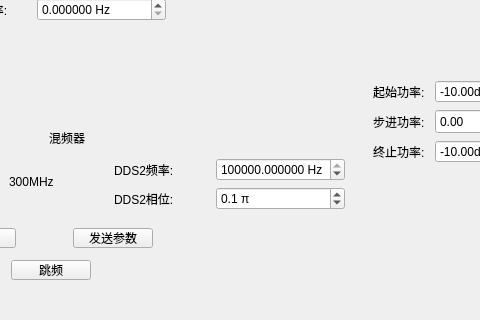
Old version of the form newwidget.ui in the repository GrammerT/radio_ctrl; both pictures show x 439 to 919 and y 280 to 600 of the 1000 by 600 pixel window.
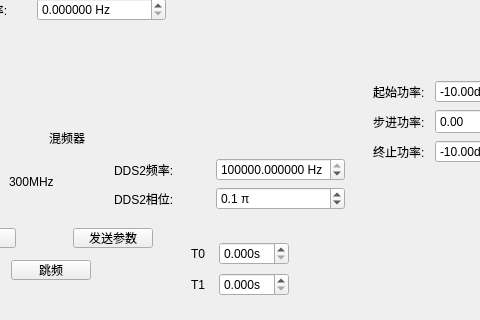
New version of the form.

Patch:
```diff
--- a/newwidget.ui
+++ b/newwidget.ui
@@ -978,6 +978,66 @@
     <string>跳频</string>
    </property>
   </widget>
+  <widget class="QWidget" name="layoutWidget">
+   <property name="geometry">
+    <rect>
+     <x>630</x>
+     <y>520</y>
+     <width>98</width>
+     <height>58</height>
+    </rect>
+   </property>
+   <layout class="QVBoxLayout" name="verticalLayout_4">
+    <item>
+     <layout class="QHBoxLayout" name="horizontalLayout_9">
+      <item>
+       <widget class="QLabel" name="label_29">
+        <property name="text">
+         <string>T0</string>
+        </property>
+       </widget>
+      </item>
+      <item>
+       <widget class="QDoubleSpinBox" name="m_pDoubleSpinBoxT0">
+        <property name="suffix">
+         <string>s</string>
+        </property>
+        <property name="decimals">
+         <number>3</number>
+        </property>
+        <property name="singleStep">
+         <double>0.001000000000000</double>
+        </property>
+       </widget>
+      </item>
+     </layout>
+    </item>
+    <item>
+     <layout class="QHBoxLayout" name="horizontalLayout_10">
+      <item>
+       <widget class="QLabel" name="label_30">
+        <property name="text">
+         <string>T1</string>
+        </property>
+       </widget>
+      </item>
+      <item>
+       <widget class="QDoubleSpinBox" name="m_pDoubleSpinBoxT1">
+        <property name="suffix">
+         <string>s</string>
+        </property>
+        <property name="decimals">
+         <number>3</number>
+        </property>
+        <property name="singleStep">
+         <double>0.001000000000000</double>
+        </property>
+       </widget>
+      </item>
+     </layout>
+    </item>
+   </layout>
+  </widget>
  </widget>
  <resources/>
  <connections/>
```
